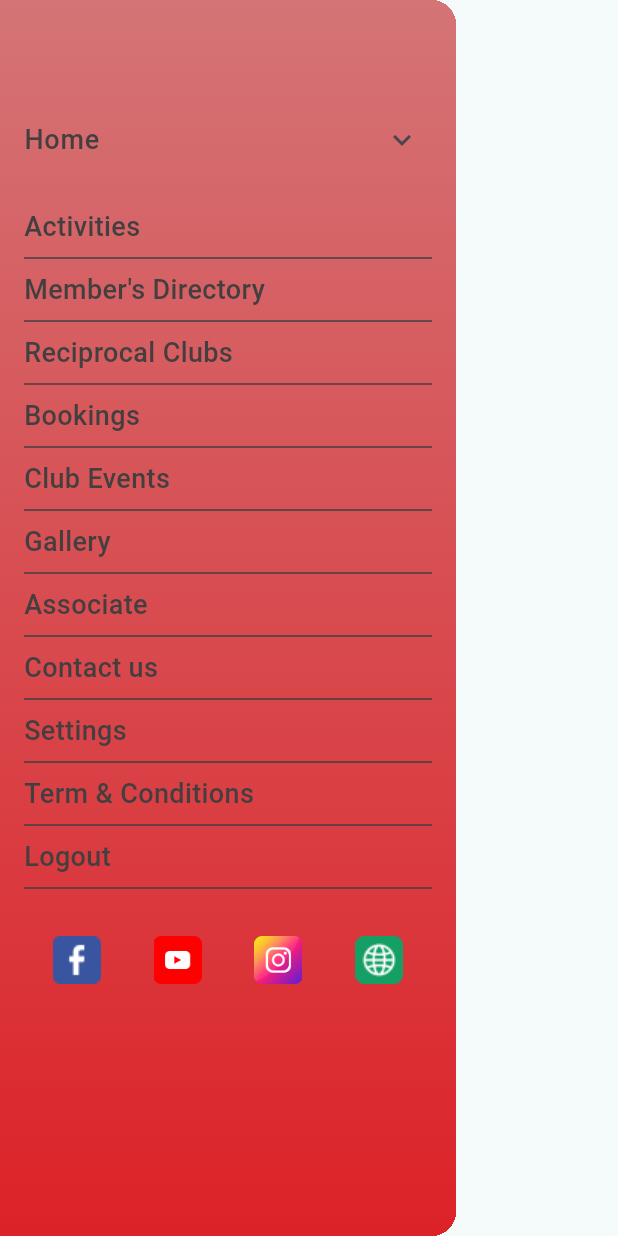
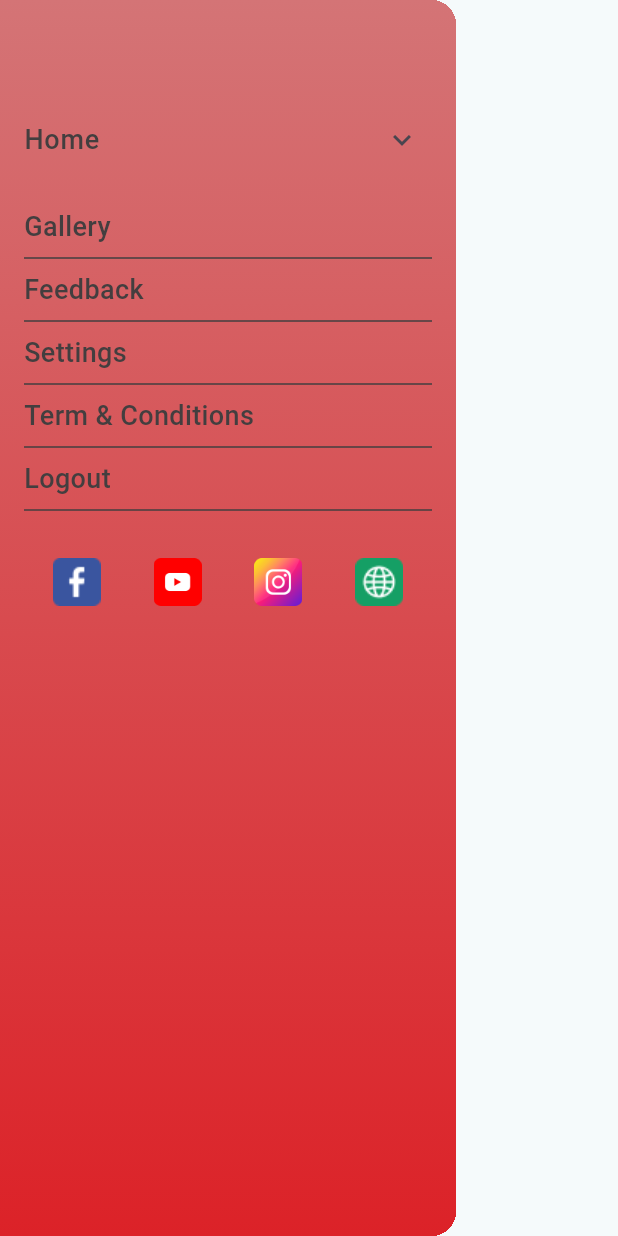
Before and after one commit to Force-Power-Infotech/Multi-Club-App, a Flutter app: the SideMenu widget shown alone on an empty page, opened directly, on a phone screen of 412 x 824 dp. Run offline on Flutter 3.47's test engine with Material 3 defaults, Android fonts, the phone set to English and light mode, and no system bars; our stand-ins replace hive, hive_flutter; missing offline and left inert: autocomplete_textfield; accounts and stored records are empty; network calls fail.

Commit message:
feedback section added and mm about updated

```diff
--- a/lib/screens/side_menu.dart
+++ b/lib/screens/side_menu.dart
@@ -102,7 +102,8 @@ class SideMenu extends StatelessWidget {
               child: Column(
                 crossAxisAlignment: CrossAxisAlignment.start,
                 children: [
-                  if (Webservice.appNickname != 'madhuban')
+                  if (Webservice.appNickname != 'madhuban' &&
+                      Webservice.appNickname != 'milleniumMams')
                     GestureDetector(
                       onTap: () {
                         // Update UI based on item selected from the drawer
@@ -119,10 +120,12 @@ class SideMenu extends StatelessWidget {
                         ),
                       ),
                     ),
-                  if (Webservice.appNickname != 'madhuban')
+                  if (Webservice.appNickname != 'madhuban' &&
+                      Webservice.appNickname != 'milleniumMams')
                     const Divider(
                         color: AppThemes.brc_bottom_icon, thickness: 1),
-                  if (Webservice.appNickname != 'madhuban')
+                  if (Webservice.appNickname != 'madhuban' &&
+                      Webservice.appNickname != 'milleniumMams')
                     GestureDetector(
                       onTap: () {
                         // Update UI based on item selected from the drawer
@@ -136,10 +139,12 @@ class SideMenu extends StatelessWidget {
                         ),
                       ),
                     ),
-                  if (Webservice.appNickname != 'madhuban')
+                  if (Webservice.appNickname != 'madhuban' &&
+                      Webservice.appNickname != 'milleniumMams')
                     const Divider(
                         color: AppThemes.brc_bottom_icon, thickness: 1),
-                  if (Webservice.appNickname != 'madhuban')
+                  if (Webservice.appNickname != 'madhuban' &&
+                      Webservice.appNickname != 'milleniumMams')
                     GestureDetector(
                       onTap: () {
                         // Update UI based on item selected from the drawer
@@ -156,10 +161,12 @@ class SideMenu extends StatelessWidget {
                         ),
                       ),
                     ),
-                  if (Webservice.appNickname != 'madhuban')
+                  if (Webservice.appNickname != 'madhuban' &&
+                      Webservice.appNickname != 'milleniumMams')
                     const Divider(
                         color: AppThemes.brc_bottom_icon, thickness: 1),
-                  if (Webservice.appNickname != 'madhuban')
+                  if (Webservice.appNickname != 'madhuban' &&
+                      Webservice.appNickname != 'milleniumMams')
                     GestureDetector(
                       onTap: () {
                         // Update UI based on item selected from the drawer
@@ -173,10 +180,12 @@ class SideMenu extends StatelessWidget {
                         ),
                       ),
                     ),
-                  if (Webservice.appNickname != 'madhuban')
+                  if (Webservice.appNickname != 'madhuban' &&
+                      Webservice.appNickname != 'milleniumMams')
                     const Divider(
                         color: AppThemes.brc_bottom_icon, thickness: 1),
-                  if (Webservice.appNickname != 'madhuban')
+                  if (Webservice.appNickname != 'madhuban' &&
+                      Webservice.appNickname != 'milleniumMams')
                     GestureDetector(
                       onTap: () {
                         // Update UI based on item selected from the drawer
@@ -193,7 +202,8 @@ class SideMenu extends StatelessWidget {
                         ),
                       ),
                     ),
-                  if (Webservice.appNickname != 'madhuban')
+                  if (Webservice.appNickname != 'madhuban' &&
+                      Webservice.appNickname != 'milleniumMams')
                     const Divider(
                         color: AppThemes.brc_bottom_icon, thickness: 1),
                   GestureDetector(
@@ -210,7 +220,8 @@ class SideMenu extends StatelessWidget {
                     ),
                   ),
                   const Divider(color: AppThemes.brc_bottom_icon, thickness: 1),
-                  if (Webservice.appNickname != 'madhuban')
+                  if (Webservice.appNickname != 'madhuban' &&
+                      Webservice.appNickname != 'milleniumMams')
                     GestureDetector(
                       onTap: () {
                         // Update UI based on item selected from the drawer
@@ -224,18 +235,63 @@ class SideMenu extends StatelessWidget {
                         ),
                       ),
                     ),
-                  if (Webservice.appNickname != 'madhuban')
+                  if (Webservice.appNickname != 'madhuban' &&
+                      Webservice.appNickname != 'milleniumMams')
+                    const Divider(
+                        color: AppThemes.brc_bottom_icon, thickness: 1),
+                  if (Webservice.appNickname != 'madhuban' &&
+                      Webservice.appNickname != 'milleniumMams')
+                    GestureDetector(
+                      onTap: () {
+                        // Update UI based on item selected from the drawer
+                        Navigator.of(context).push(MaterialPageRoute(
+                          builder: (_) => const HelpdeskScreen(),
+                        ));
+                      },
+                      child: Text(
+                        'Contact us',
+                        style: TextStyle(
+                          color: AppThemes.brc_bottom_icon,
+                          fontSize: 18,
+                          fontWeight: FontWeight.w500,
+                        ),
+                      ),
+                    ),
+                  if (Webservice.appNickname != 'madhuban' &&
+                      Webservice.appNickname != 'milleniumMams')
                     const Divider(
                         color: AppThemes.brc_bottom_icon, thickness: 1),
                   GestureDetector(
                     onTap: () {
-                      // Update UI based on item selected from the drawer
-                      Navigator.of(context).push(MaterialPageRoute(
-                        builder: (_) => const HelpdeskScreen(),
-                      ));
+                      showDialog(
+                        context: context,
+                        builder: (BuildContext context) {
+                          return AlertDialog(
+                            title: Text('Contact Us'),
+                            content:
+                                Text('How would you like to provide feedback?'),
+                            actions: <Widget>[
+                              TextButton(
+                                onPressed: () {
+                                  Navigator.of(context).pop();
+                                  // Handle phone option
+                                },
+                                child: Text('Phone'),
+                              ),
+                              TextButton(
+                                onPressed: () {
+                                  Navigator.of(context).pop();
+                                  // Handle mail option
+                                },
+                                child: Text('Mail'),
+                              ),
+                            ],
+                          );
+                        },
+                      );
                     },
                     child: Text(
-                      'Contact us',
+                      'Feedback',
                       style: TextStyle(
                         color: AppThemes.brc_bottom_icon,
                         fontSize: 18,
```
Also changed, not shown: lib/screens/login_screen.dart (+10 -9 lines).
